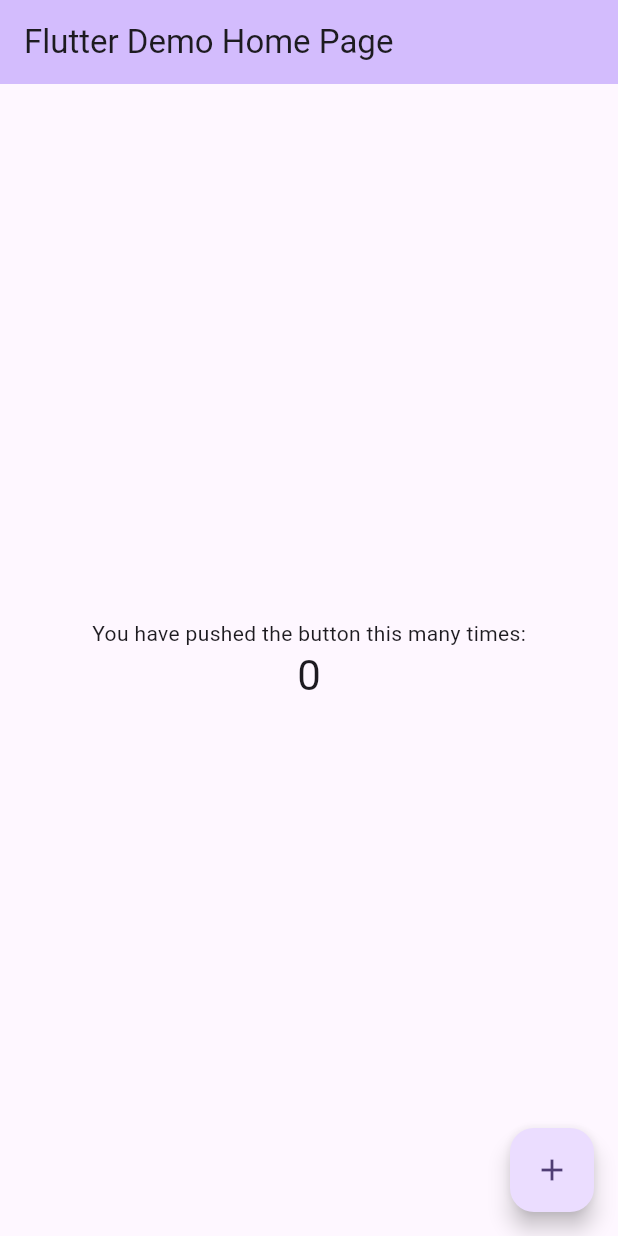
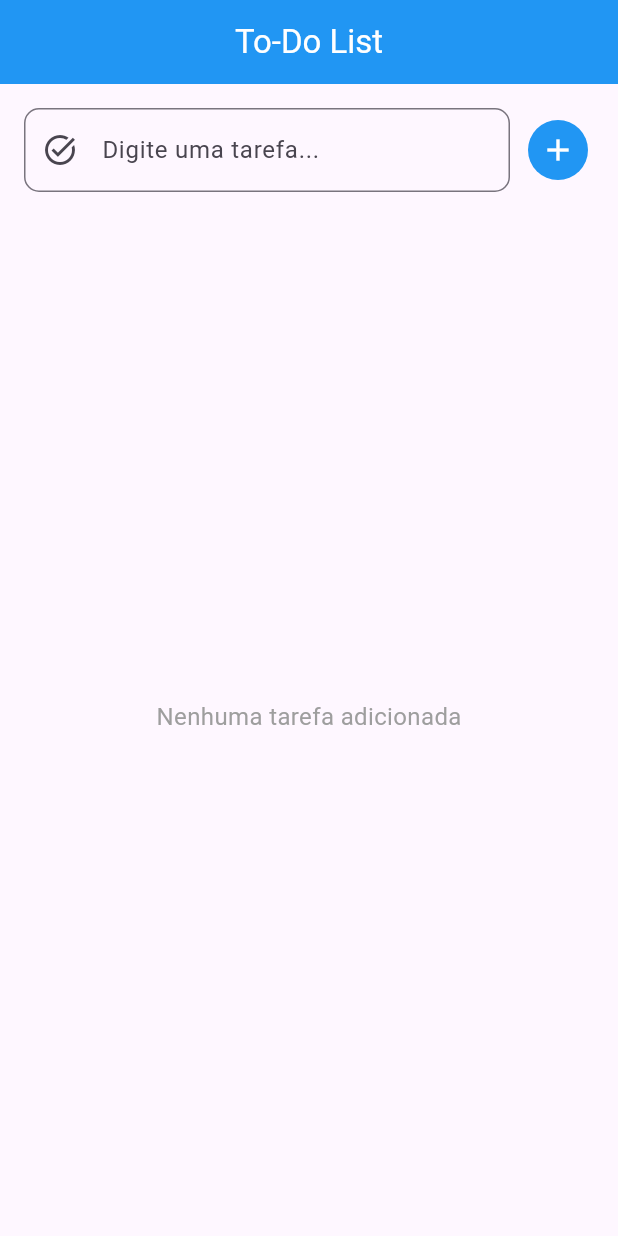
Before and after one commit to gabryel-araujo/todoListFlutter, a Flutter app: the screen it shows after launch, on a phone screen of 412 x 824 dp. Run offline on Flutter 3.47's test engine with Material 3 defaults, Android fonts, the phone set to English and light mode, and no system bars.

Commit message:
feat: ativivade concluída

```diff
--- a/lib/main.dart
+++ b/lib/main.dart
@@ -1,4 +1,6 @@
 import 'package:flutter/material.dart';
+import 'package:myapp/screens/todo_screen.dart';
+
 
 void main() {
   runApp(const MyApp());
@@ -7,116 +9,8 @@ void main() {
 class MyApp extends StatelessWidget {
   const MyApp({super.key});
 
-  // This widget is the root of your application.
   @override
   Widget build(BuildContext context) {
-    return MaterialApp(
-      title: 'Flutter Demo',
-      theme: ThemeData(
-        // This is the theme of your application.
-        //
-        // TRY THIS: Try running your application with "flutter run". You'll see
-        // the application has a purple toolbar. Then, without quitting the app,
-        // try changing the seedColor in the colorScheme below to Colors.green
-        // and then invoke "hot reload" (save your changes or press the "hot
-        // reload" button in a Flutter-supported IDE, or press "r" if you used
-        // the command line to start the app).
-        //
-        // Notice that the counter didn't reset back to zero; the application
-        // state is not lost during the reload. To reset the state, use hot
-        // restart instead.
-        //
-        // This works for code too, not just values: Most code changes can be
-        // tested with just a hot reload.
-        colorScheme: ColorScheme.fromSeed(seedColor: Colors.deepPurple),
-      ),
-      home: const MyHomePage(title: 'Flutter Demo Home Page'),
-    );
+    return MaterialApp(home: HomeToDo());
   }
 }
-
-class MyHomePage extends StatefulWidget {
-  const MyHomePage({super.key, required this.title});
-
-  // This widget is the home page of your application. It is stateful, meaning
-  // that it has a State object (defined below) that contains fields that affect
-  // how it looks.
-
-  // This class is the configuration for the state. It holds the values (in this
-  // case the title) provided by the parent (in this case the App widget) and
-  // used by the build method of the State. Fields in a Widget subclass are
-  // always marked "final".
-
-  final String title;
-
-  @override
-  State<MyHomePage> createState() => _MyHomePageState();
-}
-
-class _MyHomePageState extends State<MyHomePage> {
-  int _counter = 0;
-
-  void _incrementCounter() {
-    setState(() {
-      // This call to setState tells the Flutter framework that something has
-      // changed in this State, which causes it to rerun the build method below
-      // so that the display can reflect the updated values. If we changed
-      // _counter without calling setState(), then the build method would not be
-      // called again, and so nothing would appear to happen.
-      _counter++;
-    });
-  }
-
-  @override
-  Widget build(BuildContext context) {
-    // This method is rerun every time setState is called, for instance as done
-    // by the _incrementCounter method above.
-    //
-    // The Flutter framework has been optimized to make rerunning build methods
-    // fast, so that you can just rebuild anything that needs updating rather
-    // than having to individually change instances of widgets.
-    return Scaffold(
-      appBar: AppBar(
-        // TRY THIS: Try changing the color here to a specific color (to
-        // Colors.amber, perhaps?) and trigger a hot reload to see the AppBar
-        // change color while the other colors stay the same.
-        backgroundColor: Theme.of(context).colorScheme.inversePrimary,
-        // Here we take the value from the MyHomePage object that was created by
-        // the App.build method, and use it to set our appbar title.
-        title: Text(widget.title),
-      ),
-      body: Center(
-        // Center is a layout widget. It takes a single child and positions it
-        // in the middle of the parent.
-        child: Column(
-          // Column is also a layout widget. It takes a list of children and
-          // arranges them vertically. By default, it sizes itself to fit its
-          // children horizontally, and tries to be as tall as its parent.
-          //
-          // Column has various properties to control how it sizes itself and
-          // how it positions its children. Here we use mainAxisAlignment to
-          // center the children vertically; the main axis here is the vertical
-          // axis because Columns are vertical (the cross axis would be
-          // horizontal).
-          //
-          // TRY THIS: Invoke "debug painting" (choose the "Toggle Debug Paint"
-          // action in the IDE, or press "p" in the console), to see the
-          // wireframe for each widget.
-          mainAxisAlignment: MainAxisAlignment.center,
-          children: <Widget>[
-            const Text('You have pushed the button this many times:'),
-            Text(
-              '$_counter',
-              style: Theme.of(context).textTheme.headlineMedium,
-            ),
-          ],
-        ),
-      ),
-      floatingActionButton: FloatingActionButton(
-        onPressed: _incrementCounter,
-        tooltip: 'Increment',
-        child: const Icon(Icons.add),
-      ), // This trailing comma makes auto-formatting nicer for build methods.
-    );
-  }
-}
--- /dev/null
+++ b/lib/screens/todo_screen.dart
@@ -0,0 +1,160 @@
+import 'package:flutter/material.dart';
+
+class HomeToDo extends StatefulWidget {
+  const HomeToDo({super.key});
+
+  @override
+  State<HomeToDo> createState() => _HomeToDoState();
+}
+
+class _HomeToDoState extends State<HomeToDo> {
+  final List<String> _tarefas = [];
+  final List<bool> _tarefasConcluidas = [];
+
+  final TextEditingController _currentTaskController = TextEditingController();
+
+  void _adicionarTarefa() {
+    if (_currentTaskController.text.trim().isNotEmpty) {
+      setState(() {
+        _tarefas.add(_currentTaskController.text.trim());
+        _tarefasConcluidas.add(false);
+      });
+      _currentTaskController.clear();
+      FocusScope.of(context).unfocus();
+    }
+  }
+
+  void _removerTarefa(int index) {
+    setState(() {
+      _tarefas.removeAt(index);
+      _tarefasConcluidas.removeAt(index);
+    });
+  }
+
+  Future<void> _mostrarDialogoDeConfirmacao(int index) async {
+    return showDialog<void>(
+      context: context,
+      builder: (BuildContext context) {
+        return AlertDialog(
+          title: const Text('Confirmar Exclusão'),
+          content: const Text(
+            'Você tem certeza que deseja excluir esta tarefa?',
+          ),
+          actions: <Widget>[
+            TextButton(
+              child: const Text('Cancelar'),
+              onPressed: () => Navigator.of(context).pop(),
+            ),
+            TextButton(
+              child: const Text('Excluir'),
+              onPressed: () {
+                _removerTarefa(index);
+                Navigator.of(context).pop();
+              },
+            ),
+          ],
+        );
+      },
+    );
+  }
+
+  @override
+  void dispose() {
+    _currentTaskController.dispose();
+    super.dispose();
+  }
+
+  @override
+  Widget build(BuildContext context) {
+    return Scaffold(
+      appBar: AppBar(
+        backgroundColor: Colors.blue,
+        foregroundColor: Colors.white,
+        title: const Text("To-Do List"),
+        centerTitle: true,
+      ),
+      body: Padding(
+        padding: const EdgeInsets.all(16.0),
+        child: Column(
+          children: [
+            Row(
+              children: [
+                Expanded(
+                  child: TextField(
+                    controller: _currentTaskController,
+                    decoration: InputDecoration(
+                      prefixIcon: const Icon(Icons.task_alt),
+                      hintText: "Digite uma tarefa...",
+                      border: OutlineInputBorder(
+                        borderRadius: BorderRadius.circular(10),
+                      ),
+                    ),
+                    onSubmitted: (_) => _adicionarTarefa(),
+                  ),
+                ),
+                const SizedBox(width: 8),
+                IconButton.filled(
+                  icon: const Icon(Icons.add),
+                  onPressed: _adicionarTarefa,
+                  style: IconButton.styleFrom(
+                    backgroundColor: Colors.blue,
+                    foregroundColor: Colors.white,
+                  ),
+                ),
+              ],
+            ),
+            const SizedBox(height: 20),
+            Expanded(
+              child: _tarefas.isEmpty
+                  ? const Center(
+                      child: Text(
+                        "Nenhuma tarefa adicionada",
+                        style: TextStyle(color: Colors.grey, fontSize: 16),
+                      ),
+                    )
+                  : ListView.builder(
+                      itemCount: _tarefas.length,
+                      itemBuilder: (context, index) {
+                        return Card(
+                          margin: const EdgeInsets.symmetric(vertical: 4.0),
+                          child: ListTile(
+                            title: Text(
+                              _tarefas[index],
+                              style: TextStyle(
+                                decoration: _tarefasConcluidas[index]
+                                    ? TextDecoration.lineThrough
+                                    : TextDecoration.none,
+                                color: _tarefasConcluidas[index]
+                                    ? Colors.grey
+                                    : Colors.black,
+                              ),
+                            ),
+                            leading: Checkbox(
+                              value: _tarefasConcluidas[index],
+                              onChanged: (novoValor) {
+                                setState(() {
+                                  _tarefasConcluidas[index] =
+                                      novoValor ?? false;
+                                });
+                              },
+                            ),
+                            trailing: IconButton(
+                              icon: const Icon(
+                                Icons.delete_outline,
+                                color: Colors.red,
+                              ),
+                              onPressed: () {
+                                _mostrarDialogoDeConfirmacao(index);
+                              },
+                            ),
+                          ),
+                        );
+                      },
+                    ),
+            ),
+          ],
+        ),
+      ),
+    );
+  }
+}
```
